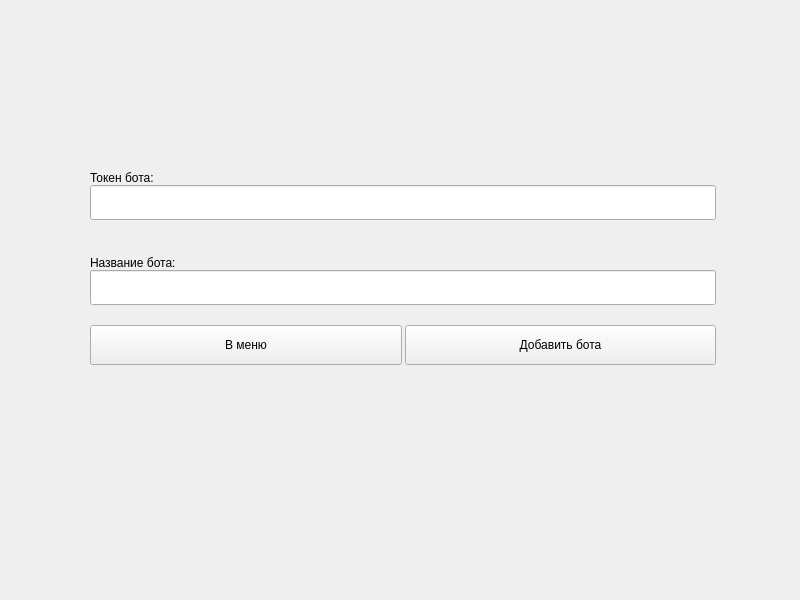
First picture: the form in !refactoring/ui/source/add_bot.ui, repository Good5263/DiscordBotsManager, before the edit.
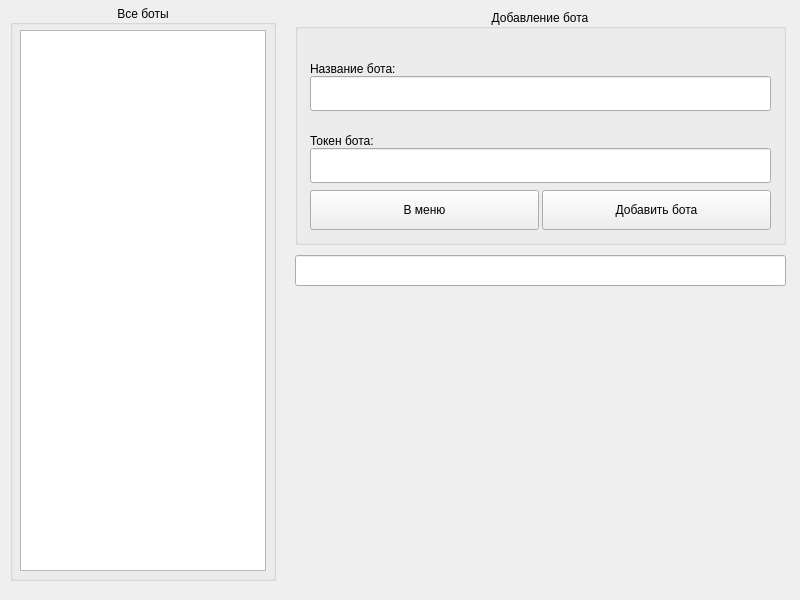
Second picture: the form after the edit.

Patch:
```diff
--- a/!refactoring/ui/source/add_bot.ui
+++ b/!refactoring/ui/source/add_bot.ui
@@ -13,67 +13,66 @@
   <property name="windowTitle">
    <string>Form</string>
   </property>
+  <widget class="QGroupBox" name="list_bots_box">
+   <property name="geometry">
+    <rect>
+     <x>10</x>
+     <y>5</y>
+     <width>266</width>
+     <height>576</height>
+    </rect>
+   </property>
+   <property name="styleSheet">
+    <string notr="true">font: 63 10pt &quot;Yu Gothic UI Semibold&quot;;</string>
+   </property>
+   <property name="title">
+    <string>Все боты</string>
+   </property>
+   <property name="alignment">
+    <set>Qt::AlignCenter</set>
+   </property>
+   <widget class="QListWidget" name="list_bots">
+    <property name="geometry">
+     <rect>
+      <x>10</x>
+      <y>25</y>
+      <width>246</width>
+      <height>541</height>
+     </rect>
+    </property>
+   </widget>
+  </widget>
+  <widget class="QGroupBox" name="add_bot_box">
+   <property name="geometry">
+    <rect>
+     <x>295</x>
+     <y>9</y>
+     <width>491</width>
+     <height>236</height>
+    </rect>
+   </property>
+   <property name="styleSheet">
+    <string notr="true">font: 63 10pt &quot;Yu Gothic UI Semibold&quot;;</string>
+   </property>
+   <property name="title">
+    <string>Добавление бота</string>
+   </property>
+   <property name="alignment">
+    <set>Qt::AlignCenter</set>
+   </property>
   <widget class="QWidget" name="verticalLayoutWidget_3">
    <property name="geometry">
     <rect>
-     <x>90</x>
-     <y>135</y>
-     <width>626</width>
-     <height>251</height>
+      <x>15</x>
+      <y>30</y>
+      <width>461</width>
+      <height>201</height>
     </rect>
    </property>
    <layout class="QVBoxLayout" name="form_layout">
     <property name="spacing">
      <number>0</number>
     </property>
-    <item>
-     <layout class="QVBoxLayout" name="token_enter_layout">
-      <property name="spacing">
-       <number>0</number>
-      </property>
-      <item>
-       <widget class="QLabel" name="bot_token_label">
-        <property name="minimumSize">
-         <size>
-          <width>0</width>
-          <height>30</height>
-         </size>
-        </property>
-        <property name="maximumSize">
-         <size>
-          <width>16777215</width>
-          <height>30</height>
-         </size>
-        </property>
-        <property name="styleSheet">
-         <string notr="true">font: 63 10pt &quot;Yu Gothic UI Semibold&quot;;</string>
-        </property>
-        <property name="text">
-         <string>Токен бота:</string>
-        </property>
-        <property name="alignment">
-         <set>Qt::AlignBottom|Qt::AlignLeading|Qt::AlignLeft</set>
-        </property>
-       </widget>
-      </item>
-      <item>
-       <widget class="QLineEdit" name="bot_token">
-        <property name="minimumSize">
-         <size>
-          <width>0</width>
-          <height>35</height>
-         </size>
-        </property>
-        <property name="maximumSize">
-         <size>
-          <width>16777215</width>
-          <height>35</height>
-         </size>
-        </property>
-       </widget>
-      </item>
-     </layout>
-    </item>
     <item>
      <layout class="QVBoxLayout" name="name_enter_layout">
       <property name="spacing">
@@ -118,6 +117,60 @@
           <height>35</height>
          </size>
         </property>
+         <property name="styleSheet">
+          <string notr="true">font: 63 9pt &quot;Yu Gothic UI Semibold&quot;;</string>
+         </property>
+        </widget>
+       </item>
+      </layout>
+     </item>
+     <item>
+      <layout class="QVBoxLayout" name="token_enter_layout">
+       <property name="spacing">
+        <number>0</number>
+       </property>
+       <item>
+        <widget class="QLabel" name="bot_token_label">
+         <property name="minimumSize">
+          <size>
+           <width>0</width>
+           <height>30</height>
+          </size>
+         </property>
+         <property name="maximumSize">
+          <size>
+           <width>16777215</width>
+           <height>30</height>
+          </size>
+         </property>
+         <property name="styleSheet">
+          <string notr="true">font: 63 10pt &quot;Yu Gothic UI Semibold&quot;;</string>
+         </property>
+         <property name="text">
+          <string>Токен бота:</string>
+         </property>
+         <property name="alignment">
+          <set>Qt::AlignBottom|Qt::AlignLeading|Qt::AlignLeft</set>
+         </property>
+        </widget>
+       </item>
+       <item>
+        <widget class="QLineEdit" name="bot_token">
+         <property name="minimumSize">
+          <size>
+           <width>0</width>
+           <height>35</height>
+          </size>
+         </property>
+         <property name="maximumSize">
+          <size>
+           <width>16777215</width>
+           <height>35</height>
+          </size>
+         </property>
+         <property name="styleSheet">
+          <string notr="true">font: 63 9pt &quot;Yu Gothic UI Semibold&quot;;</string>
+         </property>
        </widget>
       </item>
      </layout>
@@ -174,6 +227,17 @@
      </layout>
     </item>
    </layout>
+   </widget>
+  </widget>
+  <widget class="QLineEdit" name="lineEdit">
+   <property name="geometry">
+    <rect>
+     <x>295</x>
+     <y>255</y>
+     <width>491</width>
+     <height>31</height>
+    </rect>
+   </property>
   </widget>
  </widget>
  <resources/>
```
Lines whose indentation alone changed are shown as unchanged.
